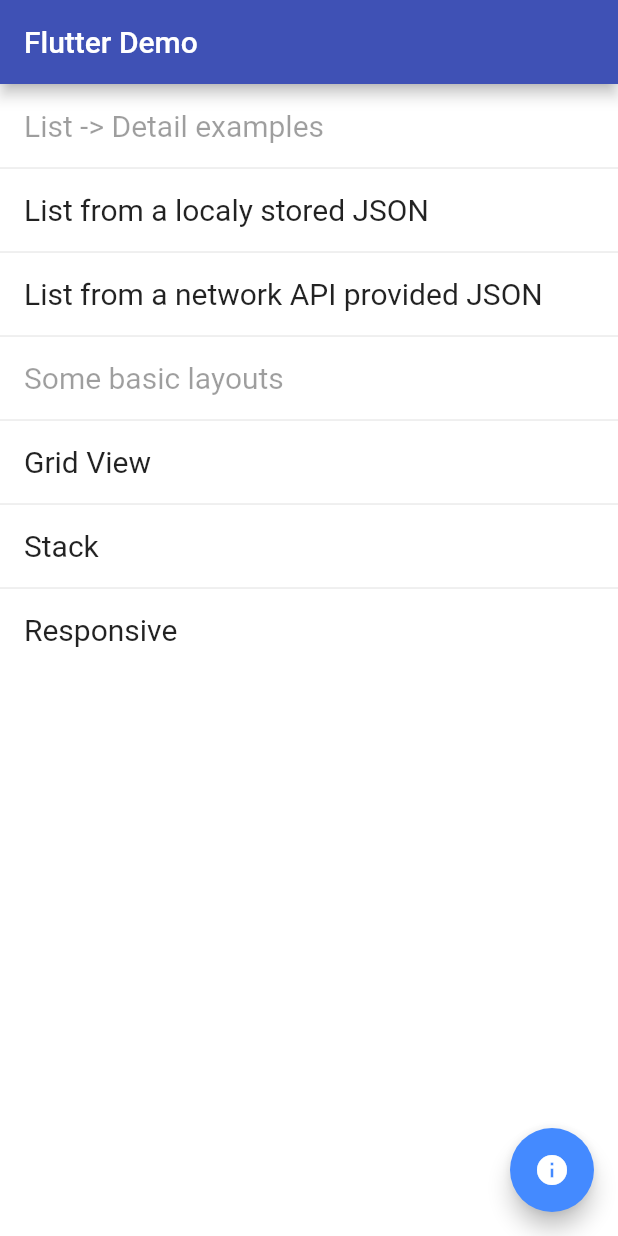
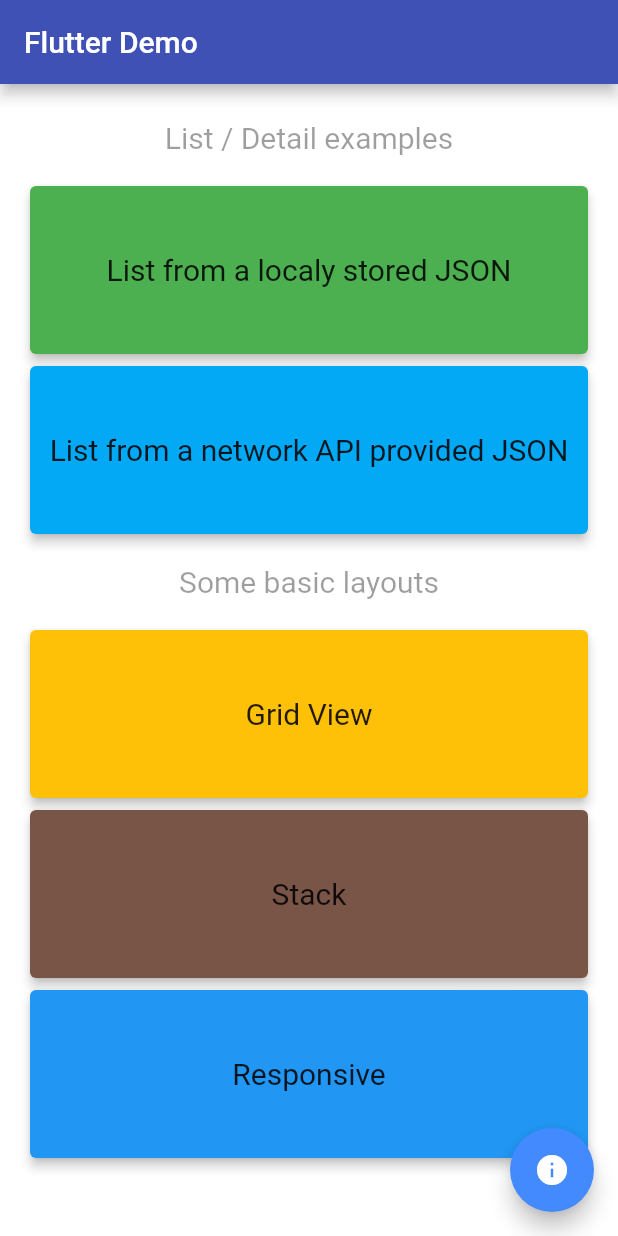
Before and after one commit to MazNaiini/flutter-sample, a Flutter app: the screen it shows after launch, on a phone screen of 412 x 824 dp. Run offline on Flutter 3.47's test engine with Material 2 defaults, Android fonts, the phone set to English and light mode, and no system bars.

Commit message:
Improving the main list UI design

```diff
--- a/lib/Widgets/MainList/MainListView.dart
+++ b/lib/Widgets/MainList/MainListView.dart
@@ -7,12 +7,12 @@
   @override
   Widget build(BuildContext context) {
     return ListView(
-      children: ListTile.divideTiles(
-        context: context,
-        tiles: [
-          _groupHeaderTile('List -> Detail examples'),
+      padding: EdgeInsets.only(top: 8),
+      children: [
+        _groupHeaderTile('List / Detail examples'),
         _SelectableTile(
           title: 'List from a localy stored JSON',
+          color: Colors.green,
           onTap: () {
             _present(
                 LocalJSONWidget(
@@ -23,6 +23,7 @@
         ),
         _SelectableTile(
           title: 'List from a network API provided JSON',
+          color: Colors.lightBlue,
           onTap: () {
             _present(
                 APIJSONWidget(
@@ -34,18 +35,20 @@
         _groupHeaderTile('Some basic layouts'),
         _SelectableTile(
           title: 'Grid View',
+          color: Colors.amber,
           onTap: () {},
         ),
         _SelectableTile(
           title: 'Stack',
+          color: Colors.brown,
           onTap: () {},
         ),
         _SelectableTile(
           title: 'Responsive',
+          color: Colors.blue,
           onTap: () {},
         ),
       ],
-      ).toList(),
     );
   }
 
@@ -53,6 +56,7 @@
       title: Text(
         title,
         style: TextStyle(fontSize: 20),
+        textAlign: TextAlign.center,
       ),
       enabled: false);
 
@@ -68,20 +72,33 @@
 }
 
 class _SelectableTile extends StatelessWidget {
-  _SelectableTile({Key key, this.title, this.onTap}) : super(key: key);
-
   final Function onTap;
   final String title;
+  final Color color;
+
+  _SelectableTile({Key key, this.title, this.onTap, this.color})
+      : super(key: key);
 
   @override
   Widget build(BuildContext context) {
-    return ListTile(
-      title: Text(
+    return Container(
+        padding: EdgeInsets.fromLTRB(16, 0, 16, 0),
+        height: 120,
+        child: Card(
+            color: color,
+            elevation: 3,
+            child: InkWell(
+                onTap: onTap,
+                child: Column(
+                  mainAxisAlignment: MainAxisAlignment.center,
+                  children: <Widget>[
+                    Text(
                       title ?? 'Title',
                       style: TextStyle(fontSize: 20),
+                      textAlign: TextAlign.center,
+                      maxLines: 2,
                     ),
-      onTap: onTap ?? null,
-      selected: false,
-    );
+                  ],
+                ))));
   }
 }
```
Also changed, not shown: 9 other files. Lines whose indentation alone changed are shown as unchanged.
